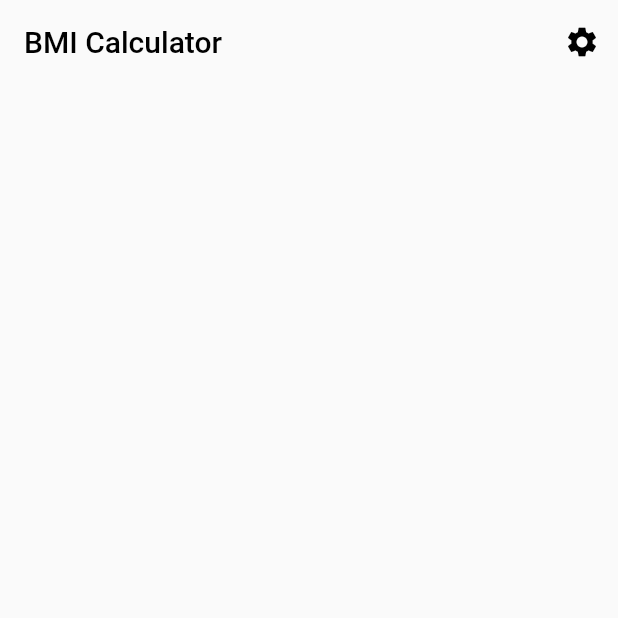
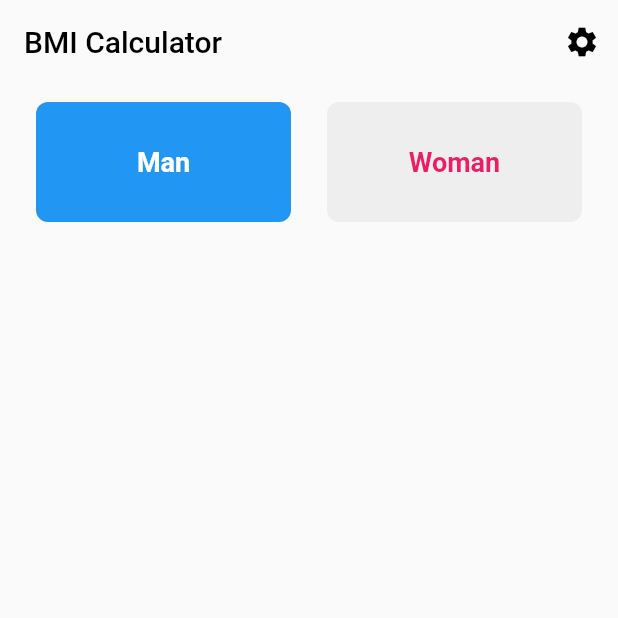
Before and after one commit to Briankurtish/calculator-app, a Flutter app: the screen it shows after launch, on a phone screen of 412 x 824 dp, the top half of it. Run offline on Flutter 3.47's test engine with Material 2 defaults, Android fonts, the phone set to English and light mode, and no system bars.

Commit message:
added radio button and functions

```diff
--- a/calculator_app/lib/main.dart
+++ b/calculator_app/lib/main.dart
@@ -28,6 +28,9 @@ class BmiCalculator extends StatefulWidget {
 }
 
 class _BmiCalculatorState extends State<BmiCalculator> {
+  // declaring a variable for the custom radio button
+  int currentindex = 0;
+
   @override
   Widget build(BuildContext context) {
     return Container(
@@ -53,6 +56,61 @@ class _BmiCalculatorState extends State<BmiCalculator> {
           ],
         ),
         // Creating thr body of the app
+        body: SingleChildScrollView(
+          child: Padding(
+            padding: const EdgeInsets.all(12.0),
+            child: Column(
+              mainAxisAlignment: MainAxisAlignment.start,
+              crossAxisAlignment: CrossAxisAlignment.start,
+              children: [
+                Row(
+                  children: [
+                    radioButton("Man", Colors.blue, 0),
+                    radioButton("Woman", Colors.pink, 1),
+                  ],
+                ),
+                SizedBox(
+                  height: 20.0,
+                ),
+              ],
+            ),
+          ),
+        ),
+      ),
+    );
+  }
+
+  // declaring a function to change the index value on button pressed
+
+  void changeIndex(int index) {
+    setState(() {
+      currentindex = index;
+    });
+  }
+
+  // creating a new custom widget
+  Widget radioButton(String value, Color color, int index) {
+    return Expanded(
+      child: Container(
+        margin: EdgeInsets.symmetric(horizontal: 12.0),
+        height: 80.0,
+        child: FlatButton(
+          color: currentindex == index ? color : Colors.grey[200],
+          shape: RoundedRectangleBorder(
+            borderRadius: BorderRadius.circular(8.0),
+          ),
+          onPressed: () {
+            changeIndex(index);
+          },
+          child: Text(
+            value,
+            style: TextStyle(
+              color: currentindex == index ? Colors.white : color,
+              fontSize: 18.0,
+              fontWeight: FontWeight.bold,
+            ),
+          ),
+        ),
       ),
     );
   }
```
